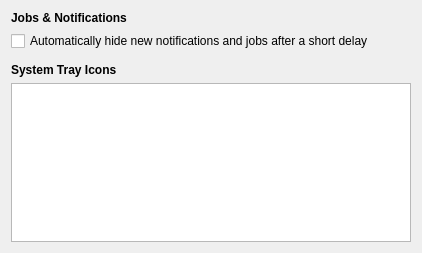
The window that plasma/generic/applets/systemtray/ui/autohide.ui (mgottschlag/kwin-tiling) describes before a commit, drawn with Qt 5.
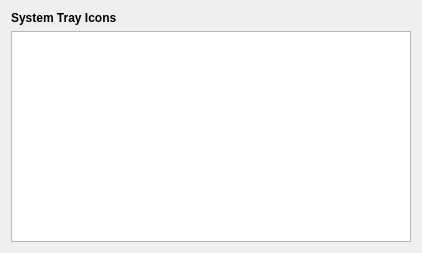
The same window after the commit.

Commit message: remove all notifications references from the systray (still to do the manager) independent ui file for the notifications applet

```diff
--- a/plasma/generic/applets/systemtray/ui/autohide.ui
+++ b/plasma/generic/applets/systemtray/ui/autohide.ui
@@ -11,42 +11,6 @@
    </rect>
   </property>
   <layout class="QVBoxLayout" name="verticalLayout">
-   <item>
-    <widget class="QLabel" name="label">
-     <property name="font">
-      <font>
-       <weight>75</weight>
-       <bold>true</bold>
-      </font>
-     </property>
-     <property name="text">
-      <string>Jobs &amp; Notifications</string>
-     </property>
-    </widget>
-   </item>
-   <item>
-    <widget class="QCheckBox" name="autoHide">
-     <property name="text">
-      <string>Automatically hide new notifications and jobs after a short delay</string>
-     </property>
-    </widget>
-   </item>
-   <item>
-    <spacer name="verticalSpacer">
-     <property name="orientation">
-      <enum>Qt::Vertical</enum>
-     </property>
-     <property name="sizeType">
-      <enum>QSizePolicy::Fixed</enum>
-     </property>
-     <property name="sizeHint" stdset="0">
-      <size>
-       <width>20</width>
-       <height>6</height>
-      </size>
-     </property>
-    </spacer>
-   </item>
    <item>
     <widget class="QLabel" name="label_2">
      <property name="font">
```
Left out of the diff: 3 changed lines with no effect on the pictures. The commit also changes 7 other files.
